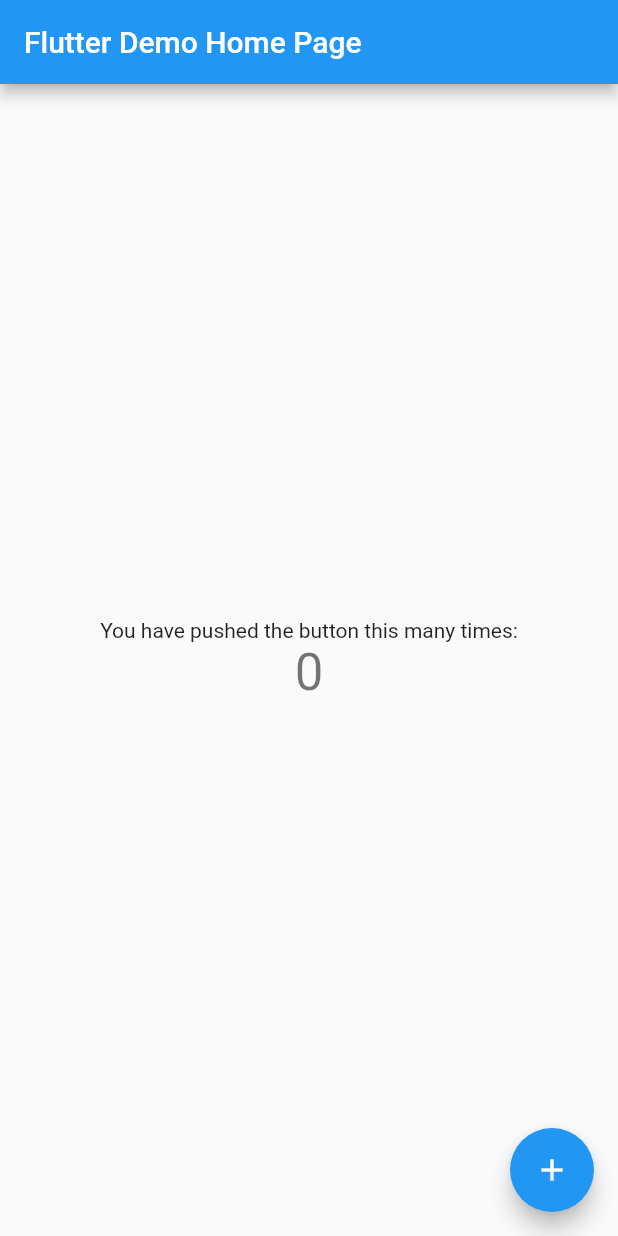
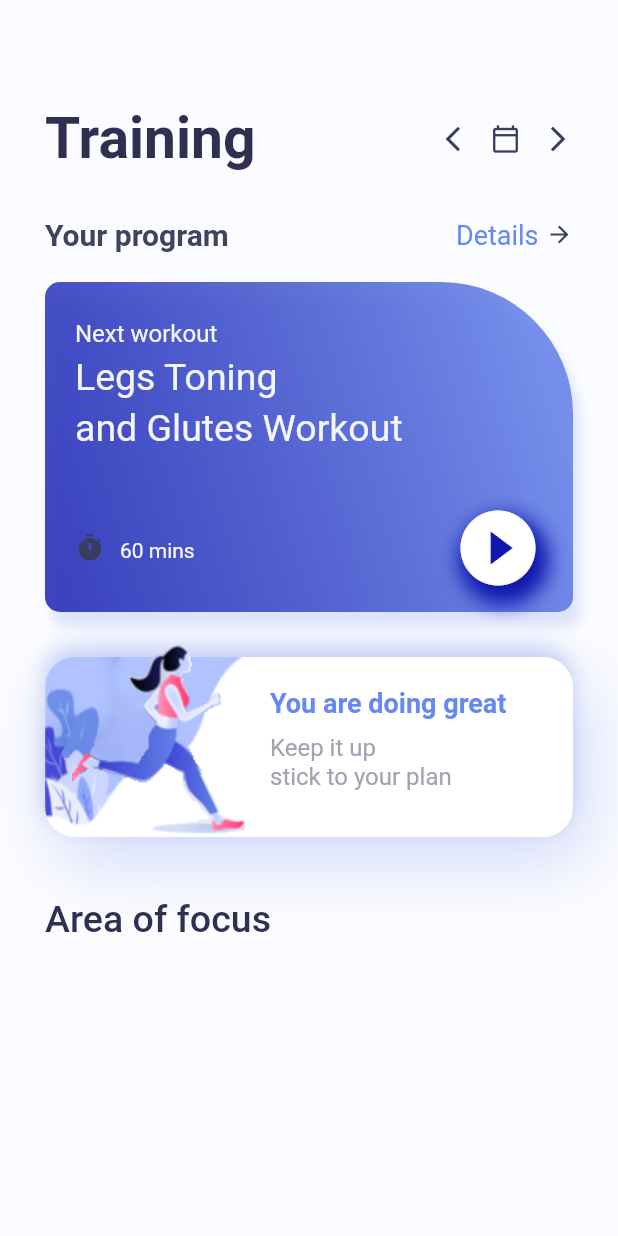
Before and after one commit to olawills/video_training_app, a Flutter app: the screen it shows after launch, on a phone screen of 412 x 824 dp. Run offline on Flutter 3.47's test engine with Material 2 defaults, Android fonts, the phone set to English and light mode, and no system bars; our stand-ins replace get, video_player.

Commit message:
second commit

```diff
--- /dev/null
+++ b/lib/colors.dart
@@ -0,0 +1,22 @@
+import 'dart:ui';
+
+class AppColor{
+  static  Color homePageBackground=const Color(0xFFfbfcff);
+  static  Color gradientFirst=const Color(0xff0f17ad);
+  static  Color gradientSecond=const Color(0xFF6985e8);
+  static  Color homePageTitle=const Color(0xFF302f51);
+  static  Color homePageSubtitle=const Color(0xFF414160);
+  static  Color homePageDetail=const Color(0xFF6588f4);
+  static  Color homePageIcons=const Color(0xFF3b3c5c);
+  static  Color homePageContainerTextSmall=const Color(0xFFf4f5fd);
+  static  Color homePageContainerTextBig=const Color(0xFFffffff);
+  static Color homePagePlanColor=const Color(0xFFa2a2b1);
+  static Color secondPageTopIconColor= const Color(0xFFb7bce8);
+  static Color secondPageTitleColor= const Color(0xFFfefeff);
+  static Color secondPageContainerGradient1stColor= const Color(0xFF5564d8);
+  static Color secondPageContainerGradient2ndColor= const Color(0xFF6279dc);
+  static Color secondPageIconColor= const Color(0xFFfafafe);
+  static Color loopColor = const Color(0xFF6d8dea);
+  static Color setsColor = const Color(0xFF9999a9);
+  static Color circuitsColor = const Color(0xFF2f2f51);
+}
--- /dev/null
+++ b/lib/home_page.dart
@@ -0,0 +1,283 @@
+import 'package:flutter/material.dart';
+import 'colors.dart' as color;
+
+class HomePage extends StatefulWidget {
+  const HomePage({Key? key}) : super(key: key);
+
+  @override
+  State<HomePage> createState() => _HomePageState();
+}
+
+class _HomePageState extends State<HomePage> {
+  @override
+  Widget build(BuildContext context) {
+    return Scaffold(
+      backgroundColor: color.AppColor.homePageBackground,
+      body: SingleChildScrollView(
+        child: Container(
+          padding: const EdgeInsets.only(top: 70, left: 30, right: 30),
+          child: Column(
+            children: [
+              Row(
+                children: [
+                  Text(
+                    "Training",
+                    style: TextStyle(
+                      fontSize: 38,
+                      color: color.AppColor.homePageTitle,
+                      fontWeight: FontWeight.bold,
+                    ),
+                  ),
+                  Expanded(
+                    child: Container(),
+                  ),
+                  Icon(
+                    Icons.arrow_back_ios,
+                    size: 20,
+                    color: color.AppColor.homePageIcons,
+                  ),
+                  const SizedBox(width: 10),
+                  Icon(
+                    Icons.calendar_today_outlined,
+                    size: 20,
+                    color: color.AppColor.homePageIcons,
+                  ),
+                  const SizedBox(width: 15),
+                  Icon(
+                    Icons.arrow_forward_ios,
+                    size: 20,
+                    color: color.AppColor.homePageIcons,
+                  ),
+                ],
+              ),
+              const SizedBox(height: 30),
+              Row(
+                children: [
+                  Text(
+                    "Your program",
+                    style: TextStyle(
+                      fontSize: 20,
+                      color: color.AppColor.homePageSubtitle,
+                      fontWeight: FontWeight.bold,
+                    ),
+                  ),
+                  Expanded(child: Container()),
+                  Text(
+                    "Details",
+                    style: TextStyle(
+                      fontSize: 18,
+                      color: color.AppColor.homePageDetail,
+                    ),
+                  ),
+                  const SizedBox(width: 5),
+                  Icon(
+                    Icons.arrow_forward,
+                    size: 18,
+                    color: color.AppColor.homePageIcons,
+                  ),
+                ],
+              ),
+              const SizedBox(height: 20),
+              Container(
+                width: MediaQuery.of(context).size.width,
+                height: 220,
+                decoration: BoxDecoration(
+                  gradient: LinearGradient(
+                    colors: [
+                      color.AppColor.gradientFirst.withOpacity(0.8),
+                      color.AppColor.gradientSecond.withOpacity(0.9),
+                    ],
+                    begin: Alignment.bottomLeft,
+                    end: Alignment.centerRight,
+                  ),
+                  borderRadius: const BorderRadius.only(
+                      topLeft: Radius.circular(10),
+                      bottomLeft: Radius.circular(10),
+                      bottomRight: Radius.circular(10),
+                      topRight: Radius.circular(88)),
+                  boxShadow: [
+                    BoxShadow(
+                      offset: const Offset(5, 10),
+                      blurRadius: 5,
+                      color: color.AppColor.gradientSecond.withOpacity(0.2),
+                    ),
+                  ],
+                ),
+                child: Container(
+                  padding: const EdgeInsets.only(left: 20, top: 25, right: 20),
+                  child: Column(
+                    crossAxisAlignment: CrossAxisAlignment.start,
+                    children: [
+                      Text(
+                        'Next workout',
+                        style: TextStyle(
+                          fontSize: 16,
+                          color: color.AppColor.homePageContainerTextSmall,
+                        ),
+                      ),
+                      const SizedBox(height: 5),
+                      Text(
+                        'Legs Toning',
+                        style: TextStyle(
+                          fontSize: 25,
+                          color: color.AppColor.homePageContainerTextSmall,
+                        ),
+                      ),
+                      const SizedBox(height: 5),
+                      Text(
+                        'and Glutes Workout',
+                        style: TextStyle(
+                          fontSize: 25,
+                          color: color.AppColor.homePageContainerTextSmall,
+                        ),
+                      ),
+                      const SizedBox(height: 35),
+                      Row(
+                        children: [
+                          Row(
+                            crossAxisAlignment: CrossAxisAlignment.end,
+                            children: [
+                              Icon(
+                                Icons.timer,
+                                size: 20,
+                                color: color.AppColor.homePageIcons,
+                              ),
+                              const SizedBox(width: 10),
+                              Text(
+                                '60 mins',
+                                style: TextStyle(
+                                  fontSize: 14,
+                                  color:
+                                      color.AppColor.homePageContainerTextSmall,
+                                ),
+                              ),
+                            ],
+                          ),
+                          Expanded(child: Container()),
+                          Container(
+                            decoration: BoxDecoration(
+                              borderRadius: BorderRadius.circular(60),
+                              boxShadow: [
+                                BoxShadow(
+                                  color: color.AppColor.gradientFirst,
+                                  blurRadius: 10,
+                                  offset: const Offset(4, 8),
+                                ),
+                              ],
+                            ),
+                            child: const Icon(
+                              Icons.play_circle_fill,
+                              color: Colors.white,
+                              size: 60,
+                            ),
+                          )
+                        ],
+                      ),
+                    ],
+                  ),
+                ),
+              ),
+              const SizedBox(height: 10),
+              Container(
+                height: 180,
+                width: MediaQuery.of(context).size.width,
+                child: Stack(
+                  children: [
+                    Container(
+                      width: MediaQuery.of(context).size.width,
+                      margin: const EdgeInsets.only(top: 20),
+                      height: 120,
+                      decoration: BoxDecoration(
+                        borderRadius: BorderRadius.circular(20),
+                        image: const DecorationImage(
+                          image: AssetImage('assets/card.jpg'),
+                          fit: BoxFit.fill,
+                        ),
+                        boxShadow: [
+                          BoxShadow(
+                            blurRadius: 40,
+                            offset: const Offset(8, 15),
+                            color:
+                                color.AppColor.gradientSecond.withOpacity(0.3),
+                          ),
+                          BoxShadow(
+                            blurRadius: 10,
+                            offset: const Offset(-1, -7),
+                            color:
+                                color.AppColor.gradientSecond.withOpacity(0.3),
+                          ),
+                        ],
+                      ),
+                    ),
+                    Container(
+                      height: 200,
+                      width: MediaQuery.of(context).size.width,
+                      margin: const EdgeInsets.only(right: 200, bottom: 30),
+                      decoration: BoxDecoration(
+                        borderRadius: BorderRadius.circular(20),
+                        image: const DecorationImage(
+                          image: AssetImage('assets/figure.png'),
+                        ),
+                      ),
+                    ),
+                    Container(
+                      width: double.maxFinite,
+                      height: 100,
+                      margin: const EdgeInsets.only(left: 150, top: 40),
+                      child: Column(
+                        crossAxisAlignment: CrossAxisAlignment.start,
+                        children: [
+                          Text(
+                            'You are doing great',
+                            style: TextStyle(
+                              fontSize: 18,
+                              fontWeight: FontWeight.bold,
+                              color: color.AppColor.homePageDetail,
+                            ),
+                          ),
+                          const SizedBox(height: 10),
+                          RichText(
+                            text: TextSpan(
+                              text: 'Keep it up\n',
+                              style: TextStyle(
+                                color: color.AppColor.homePagePlanColor,
+                                fontSize: 16,
+                              ),
+                              children: [
+                                TextSpan(
+                                  text: 'stick to your plan',
+                                  style: TextStyle(
+                                    color: color.AppColor.homePagePlanColor,
+                                    fontSize: 16,
+                                  ),
+                                ),
+                              ],
+                            ),
+                          ),
+                        ],
+                      ),
+                    ),
+                  ],
+                ),
+              ),
+              Row(
+                children: [
+                  Text(
+                    'Area of focus',
+                    // textAlign: TextAlign.center,
+                    style: TextStyle(
+                      fontSize: 25,
+                      fontWeight: FontWeight.w500,
+                      color: color.AppColor.homePageTitle,
+                    ),
+                  ),
+                ],
+              ),
+              const SizedBox(),
+            ],
+          ),
+        ),
+      ),
+    );
+  }
+}
--- a/lib/main.dart
+++ b/lib/main.dart
@@ -1,4 +1,5 @@
 import 'package:flutter/material.dart';
+import 'package:video_training_app/home_page.dart';
 
 void main() {
   runApp(const MyApp());
@@ -7,109 +8,13 @@
 class MyApp extends StatelessWidget {
   const MyApp({Key? key}) : super(key: key);
 
-  // This widget is the root of your application.
   @override
   Widget build(BuildContext context) {
     return MaterialApp(
-      title: 'Flutter Demo',
-      theme: ThemeData(
-        // This is the theme of your application.
-        //
-        // Try running your application with "flutter run". You'll see the
-        // application has a blue toolbar. Then, without quitting the app, try
-        // changing the primarySwatch below to Colors.green and then invoke
-        // "hot reload" (press "r" in the console where you ran "flutter run",
-        // or simply save your changes to "hot reload" in a Flutter IDE).
-        // Notice that the counter didn't reset back to zero; the application
-        // is not restarted.
-        primarySwatch: Colors.blue,
-      ),
-      home: const MyHomePage(title: 'Flutter Demo Home Page'),
+      title: 'Video Player',
+      debugShowCheckedModeBanner: false,
+      theme: ThemeData(),
+      home: const HomePage(),
     );
   }
 }
-
-class MyHomePage extends StatefulWidget {
-  const MyHomePage({Key? key, required this.title}) : super(key: key);
-
-  // This widget is the home page of your application. It is stateful, meaning
-  // that it has a State object (defined below) that contains fields that affect
-  // how it looks.
-
-  // This class is the configuration for the state. It holds the values (in this
-  // case the title) provided by the parent (in this case the App widget) and
-  // used by the build method of the State. Fields in a Widget subclass are
-  // always marked "final".
-
-  final String title;
-
-  @override
-  State<MyHomePage> createState() => _MyHomePageState();
-}
-
-class _MyHomePageState extends State<MyHomePage> {
-  int _counter = 0;
-
-  void _incrementCounter() {
-    setState(() {
-      // This call to setState tells the Flutter framework that something has
-      // changed in this State, which causes it to rerun the build method below
-      // so that the display can reflect the updated values. If we changed
-      // _counter without calling setState(), then the build method would not be
-      // called again, and so nothing would appear to happen.
-      _counter++;
-    });
-  }
-
-  @override
-  Widget build(BuildContext context) {
-    // This method is rerun every time setState is called, for instance as done
-    // by the _incrementCounter method above.
-    //
-    // The Flutter framework has been optimized to make rerunning build methods
-    // fast, so that you can just rebuild anything that needs updating rather
-    // than having to individually change instances of widgets.
-    return Scaffold(
-      appBar: AppBar(
-        // Here we take the value from the MyHomePage object that was created by
-        // the App.build method, and use it to set our appbar title.
-        title: Text(widget.title),
-      ),
-      body: Center(
-        // Center is a layout widget. It takes a single child and positions it
-        // in the middle of the parent.
-        child: Column(
-          // Column is also a layout widget. It takes a list of children and
-          // arranges them vertically. By default, it sizes itself to fit its
-          // children horizontally, and tries to be as tall as its parent.
-          //
-          // Invoke "debug painting" (press "p" in the console, choose the
-          // "Toggle Debug Paint" action from the Flutter Inspector in Android
-          // Studio, or the "Toggle Debug Paint" command in Visual Studio Code)
-          // to see the wireframe for each widget.
-          //
-          // Column has various properties to control how it sizes itself and
-          // how it positions its children. Here we use mainAxisAlignment to
-          // center the children vertically; the main axis here is the vertical
-          // axis because Columns are vertical (the cross axis would be
-          // horizontal).
-          mainAxisAlignment: MainAxisAlignment.center,
-          children: <Widget>[
-            const Text(
-              'You have pushed the button this many times:',
-            ),
-            Text(
-              '$_counter',
-              style: Theme.of(context).textTheme.headline4,
-            ),
-          ],
-        ),
-      ),
-      floatingActionButton: FloatingActionButton(
-        onPressed: _incrementCounter,
-        tooltip: 'Increment',
-        child: const Icon(Icons.add),
-      ), // This trailing comma makes auto-formatting nicer for build methods.
-    );
-  }
-}
```
Also changed, not shown: json/info.json (added, +30 -0 lines), json/videoinfo.json (added, +27 -0 lines), lib/video_info.dart (added, +225 -0 lines), pubspec.yaml (+12 -44 lines), pubspec.lock.
